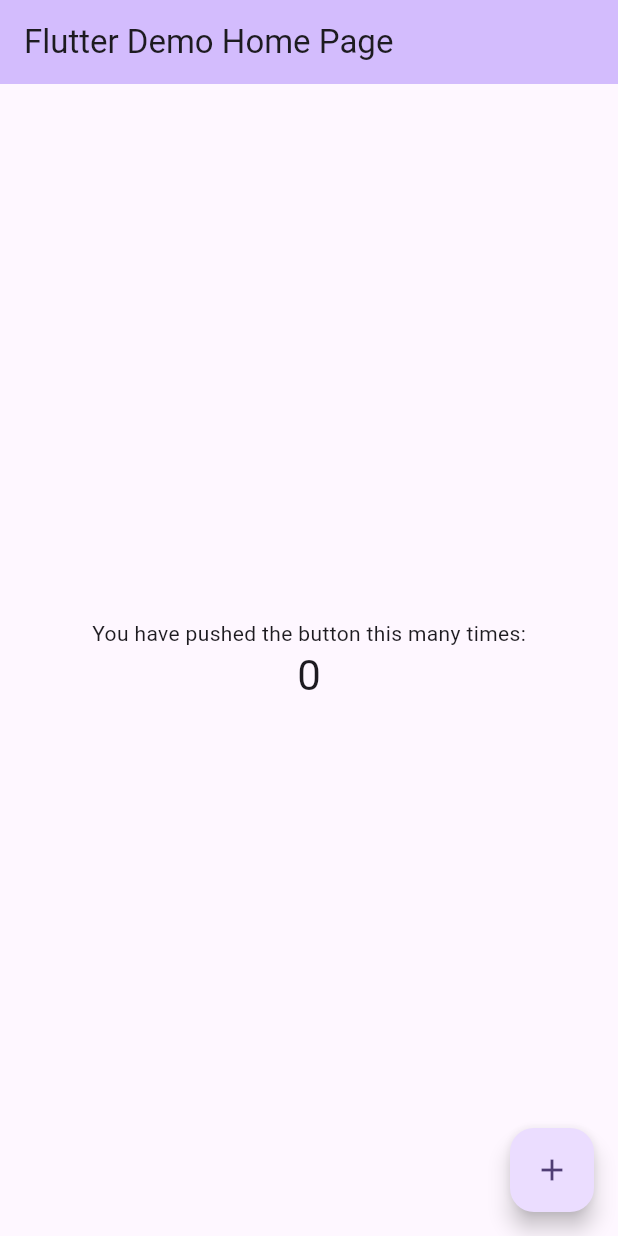
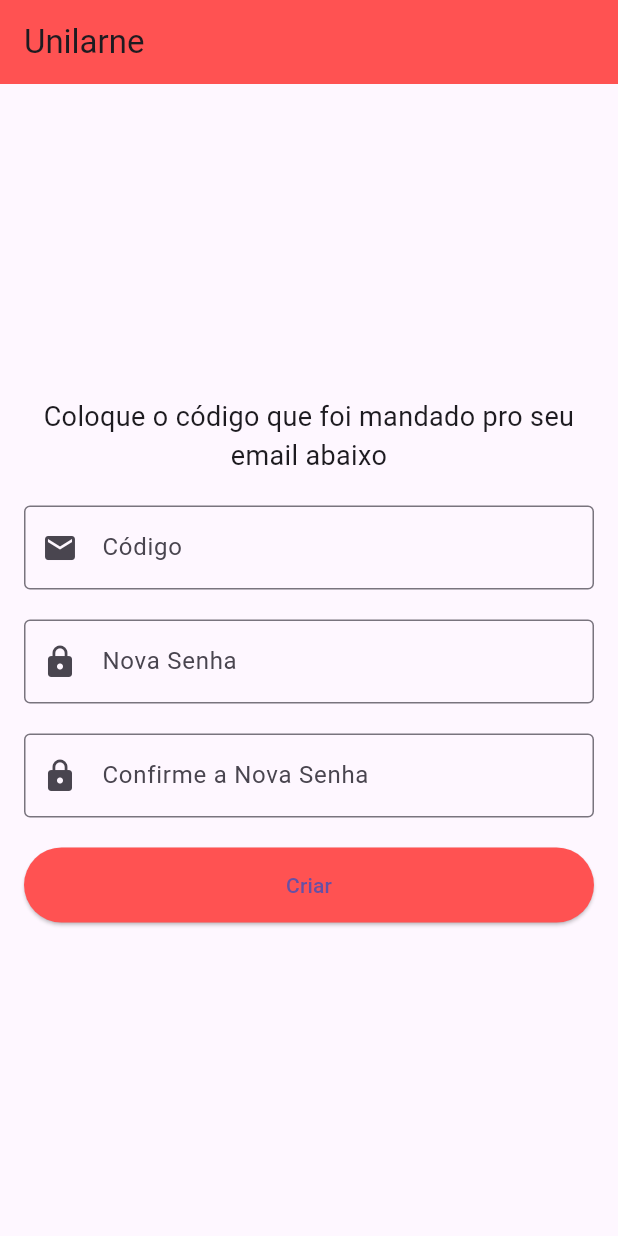
Before and after one commit to Paulo-dev-ai/project, a Flutter app: the screen it shows after launch, on a phone screen of 412 x 824 dp. Run offline on Flutter 3.47's test engine with Material 3 defaults, Android fonts, the phone set to English and light mode, and no system bars.

Commit message:
first commit

```diff
--- a/lib/main.dart
+++ b/lib/main.dart
@@ -7,119 +7,161 @@ void main() {
 class MyApp extends StatelessWidget {
   const MyApp({super.key});
 
-  // This widget is the root of your application.
   @override
   Widget build(BuildContext context) {
-    return MaterialApp(
-      title: 'Flutter Demo',
-      theme: ThemeData(
-        // This is the theme of your application.
-        //
-        // TRY THIS: Try running your application with "flutter run". You'll see
-        // the application has a purple toolbar. Then, without quitting the app,
-        // try changing the seedColor in the colorScheme below to Colors.green
-        // and then invoke "hot reload" (save your changes or press the "hot
-        // reload" button in a Flutter-supported IDE, or press "r" if you used
-        // the command line to start the app).
-        //
-        // Notice that the counter didn't reset back to zero; the application
-        // state is not lost during the reload. To reset the state, use hot
-        // restart instead.
-        //
-        // This works for code too, not just values: Most code changes can be
-        // tested with just a hot reload.
-        colorScheme: ColorScheme.fromSeed(seedColor: Colors.deepPurple),
-        useMaterial3: true,
-      ),
-      home: const MyHomePage(title: 'Flutter Demo Home Page'),
+    return const MaterialApp(
+      debugShowCheckedModeBanner: false,
+      home: SplashScreen(),
     );
   }
 }
 
-class MyHomePage extends StatefulWidget {
-  const MyHomePage({super.key, required this.title});
-
-  // This widget is the home page of your application. It is stateful, meaning
-  // that it has a State object (defined below) that contains fields that affect
-  // how it looks.
-
-  // This class is the configuration for the state. It holds the values (in this
-  // case the title) provided by the parent (in this case the App widget) and
-  // used by the build method of the State. Fields in a Widget subclass are
-  // always marked "final".
-
-  final String title;
+// Splash Screen (Tela Inicial com Logo)
+class SplashScreen extends StatefulWidget {
+  const SplashScreen({super.key});
 
   @override
-  State<MyHomePage> createState() => _MyHomePageState();
+  SplashScreenState createState() => SplashScreenState();
 }
 
-class _MyHomePageState extends State<MyHomePage> {
-  int _counter = 0;
+class SplashScreenState extends State<SplashScreen> {
+  @override
+  void initState() {
+    super.initState();
 
-  void _incrementCounter() {
-    setState(() {
-      // This call to setState tells the Flutter framework that something has
-      // changed in this State, which causes it to rerun the build method below
-      // so that the display can reflect the updated values. If we changed
-      // _counter without calling setState(), then the build method would not be
-      // called again, and so nothing would appear to happen.
-      _counter++;
+    // Simula um atraso de 3 segundos antes de ir para a tela de redefinição de senha
+    Future.delayed(const Duration(seconds: 3), () {
+      Navigator.pushReplacement(
+        context,
+        MaterialPageRoute(builder: (context) => const ResetPasswordScreen()),
+      );
     });
   }
 
   @override
   Widget build(BuildContext context) {
-    // This method is rerun every time setState is called, for instance as done
-    // by the _incrementCounter method above.
-    //
-    // The Flutter framework has been optimized to make rerunning build methods
-    // fast, so that you can just rebuild anything that needs updating rather
-    // than having to individually change instances of widgets.
+    return Scaffold(
+      backgroundColor: Colors.white,
+      body: Center(
+        child: Container(
+          width: 250,
+          height: 250,
+          decoration: BoxDecoration(
+            color: Colors.redAccent,
+            borderRadius: BorderRadius.circular(20),
+          ),
+          child: Column(
+            mainAxisAlignment: MainAxisAlignment.center,
+            children: const [
+              Icon(
+                Icons.school,
+                color: Colors.white,
+                size: 100,
+              ),
+              SizedBox(height: 20),
+              Text(
+                "Unilarne",
+                style: TextStyle(
+                  color: Colors.white,
+                  fontSize: 24,
+                  fontWeight: FontWeight.bold,
+                ),
+              ),
+            ],
+          ),
+        ),
+      ),
+    );
+  }
+}
+
+// Tela de Redefinição de Senha
+class ResetPasswordScreen extends StatefulWidget {
+  const ResetPasswordScreen({super.key});
+
+  @override
+  _ResetPasswordScreenState createState() => _ResetPasswordScreenState();
+}
+
+class _ResetPasswordScreenState extends State<ResetPasswordScreen> {
+  final _codeController = TextEditingController();
+  final _newPasswordController = TextEditingController();
+  final _confirmPasswordController = TextEditingController();
+
+  void _resetPassword() {
+    String code = _codeController.text;
+    String newPassword = _newPasswordController.text;
+    String confirmPassword = _confirmPasswordController.text;
+
+    if (newPassword != confirmPassword) {
+      ScaffoldMessenger.of(context).showSnackBar(
+        const SnackBar(content: Text("As senhas não coincidem!")),
+      );
+      return;
+    }
+
+    // Adicione aqui a lógica de redefinição de senha.
+    print("Código: $code, Nova Senha: $newPassword");
+  }
+
+  @override
+  Widget build(BuildContext context) {
     return Scaffold(
       appBar: AppBar(
-        // TRY THIS: Try changing the color here to a specific color (to
-        // Colors.amber, perhaps?) and trigger a hot reload to see the AppBar
-        // change color while the other colors stay the same.
-        backgroundColor: Theme.of(context).colorScheme.inversePrimary,
-        // Here we take the value from the MyHomePage object that was created by
-        // the App.build method, and use it to set our appbar title.
-        title: Text(widget.title),
+        title: const Text('Unilarne'),
+        backgroundColor: Colors.redAccent,
       ),
-      body: Center(
-        // Center is a layout widget. It takes a single child and positions it
-        // in the middle of the parent.
+      body: Padding(
+        padding: const EdgeInsets.all(16.0),
         child: Column(
-          // Column is also a layout widget. It takes a list of children and
-          // arranges them vertically. By default, it sizes itself to fit its
-          // children horizontally, and tries to be as tall as its parent.
-          //
-          // Column has various properties to control how it sizes itself and
-          // how it positions its children. Here we use mainAxisAlignment to
-          // center the children vertically; the main axis here is the vertical
-          // axis because Columns are vertical (the cross axis would be
-          // horizontal).
-          //
-          // TRY THIS: Invoke "debug painting" (choose the "Toggle Debug Paint"
-          // action in the IDE, or press "p" in the console), to see the
-          // wireframe for each widget.
           mainAxisAlignment: MainAxisAlignment.center,
-          children: <Widget>[
+          children: [
             const Text(
-              'You have pushed the button this many times:',
+              'Coloque o código que foi mandado pro seu email abaixo',
+              textAlign: TextAlign.center,
+              style: TextStyle(fontSize: 18),
             ),
-            Text(
-              '$_counter',
-              style: Theme.of(context).textTheme.headlineMedium,
+            const SizedBox(height: 20),
+            TextField(
+              controller: _codeController,
+              decoration: const InputDecoration(
+                labelText: 'Código',
+                prefixIcon: Icon(Icons.email),
+                border: OutlineInputBorder(),
+              ),
+            ),
+            const SizedBox(height: 20),
+            TextField(
+              controller: _newPasswordController,
+              obscureText: true,
+              decoration: const InputDecoration(
+                labelText: 'Nova Senha',
+                prefixIcon: Icon(Icons.lock),
+                border: OutlineInputBorder(),
+              ),
+            ),
+            const SizedBox(height: 20),
+            TextField(
+              controller: _confirmPasswordController,
+              obscureText: true,
+              decoration: const InputDecoration(
+                labelText: 'Confirme a Nova Senha',
+                prefixIcon: Icon(Icons.lock),
+                border: OutlineInputBorder(),
+              ),
+            ),
+            const SizedBox(height: 20),
+            ElevatedButton(
+              onPressed: _resetPassword,
+              child: const Text('Criar'),
+              style: ElevatedButton.styleFrom(
+                minimumSize: const Size(double.infinity, 50),
+                backgroundColor: Colors.redAccent, // Substituindo 'primary' por 'backgroundColor'
+              ),
             ),
           ],
         ),
       ),
-      floatingActionButton: FloatingActionButton(
-        onPressed: _incrementCounter,
-        tooltip: 'Increment',
-        child: const Icon(Icons.add),
-      ), // This trailing comma makes auto-formatting nicer for build methods.
     );
   }
 }
```
